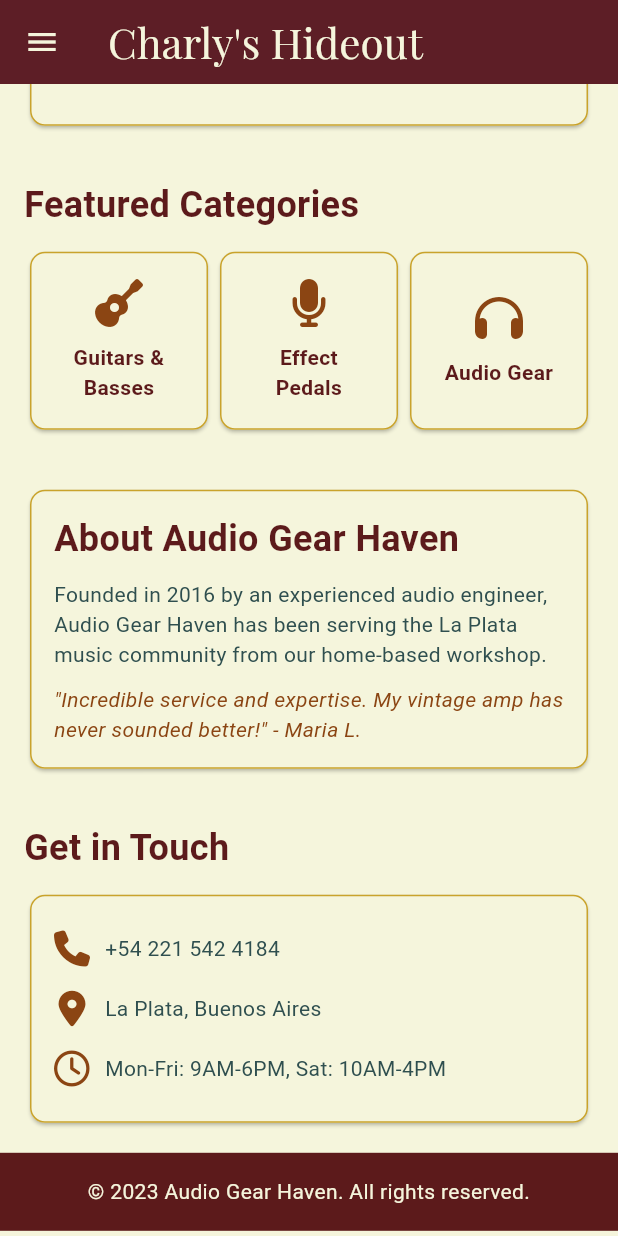
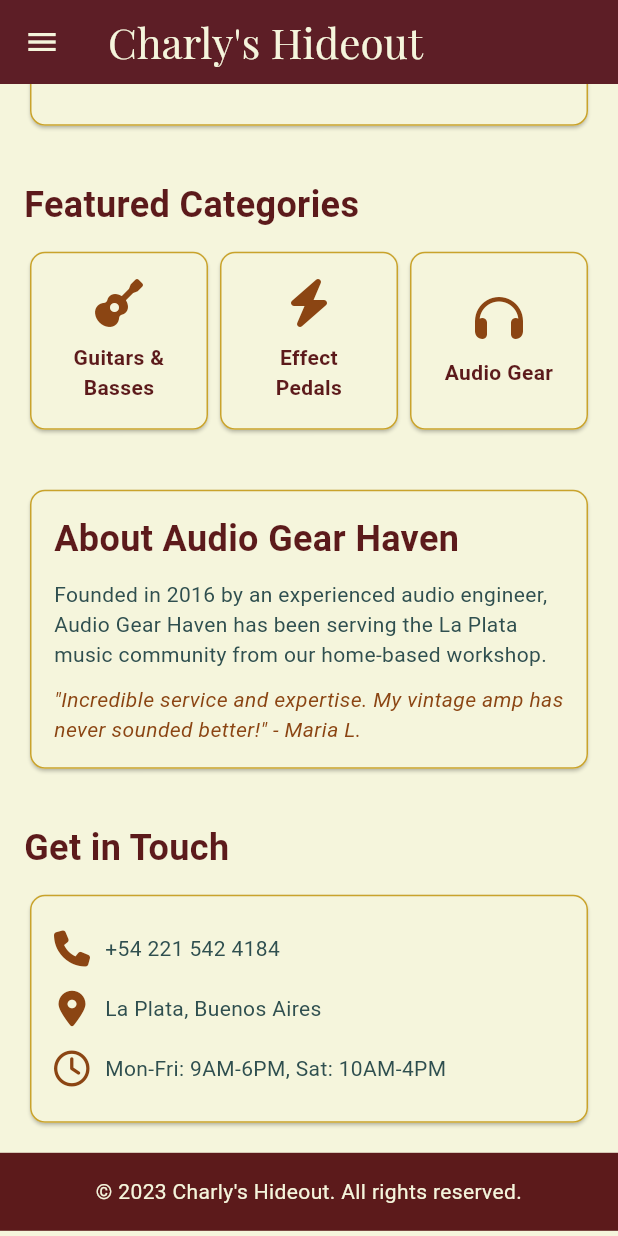
Before and after one commit to taciano-pacchialat/e-commerce-project, a Flutter app: the screen it shows after launch, scrolled down 576 dp, on a phone screen of 412 x 824 dp. Run offline on Flutter 3.47's test engine with Material 3 defaults, Android fonts, the phone set to English and light mode, and no system bars; our stand-ins replace equatable, flutter_bloc, font_awesome_flutter, google_fonts.

Commit message:
changed effect pedals icon

```diff
--- a/lib/views/home/home_view.dart
+++ b/lib/views/home/home_view.dart
@@ -207,8 +207,7 @@ class HomePageView extends StatelessWidget {
                   children: [
                     buildCategoryCard(
                         FontAwesomeIcons.guitar, 'Guitars & Basses'),
-                    buildCategoryCard(
-                        FontAwesomeIcons.microphone, 'Effect Pedals'),
+                    buildCategoryCard(FontAwesomeIcons.bolt, 'Effect Pedals'),
                     buildCategoryCard(
                         FontAwesomeIcons.headphones, 'Audio Gear'),
                   ],
@@ -301,7 +300,7 @@ class HomePageView extends StatelessWidget {
             child: const Padding(
               padding: EdgeInsets.all(16.0),
               child: Text(
-                "© 2023 Audio Gear Haven. All rights reserved.",
+                "© 2023 Charly's Hideout. All rights reserved.",
                 textAlign: TextAlign.center,
                 style: TextStyle(color: AppColors.primaryCream),
               ),
```
